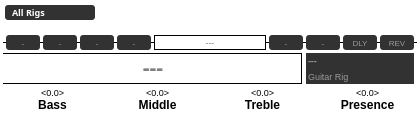
Above: ToasterWidgets/QToasterBrowserLCD.ui from virango/Toaster before the change. Below: the same form after it.
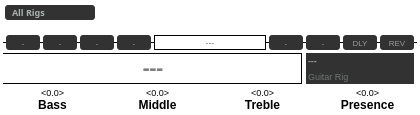
That is the form after the change.

Diff of the .ui file:
```diff
--- a/ToasterWidgets/QToasterBrowserLCD.ui
+++ b/ToasterWidgets/QToasterBrowserLCD.ui
@@ -906,7 +906,7 @@
     </property>
     <property name="styleSheet">
      <string notr="true">background-color: transparent;
-color: rgb(255, 255, 255);
+color: rgb(167, 179, 175);
 border-color: rgb(0, 0, 0);</string>
     </property>
     <property name="frame">
@@ -992,9 +992,10 @@
     <enum>Qt::NoFocus</enum>
    </property>
    <property name="styleSheet">
-    <string notr="true">QComboBox{
+    <string notr="true">QComboBox#browserViewComboBox
+{
 background-color: rgb(50,50,50);
-color: rgb(255, 255, 255);
+color: rgb(167, 179, 175);
 border-color: rgb(0, 0, 0);
 border-radius: 3px;
 padding-left:7px;
```
